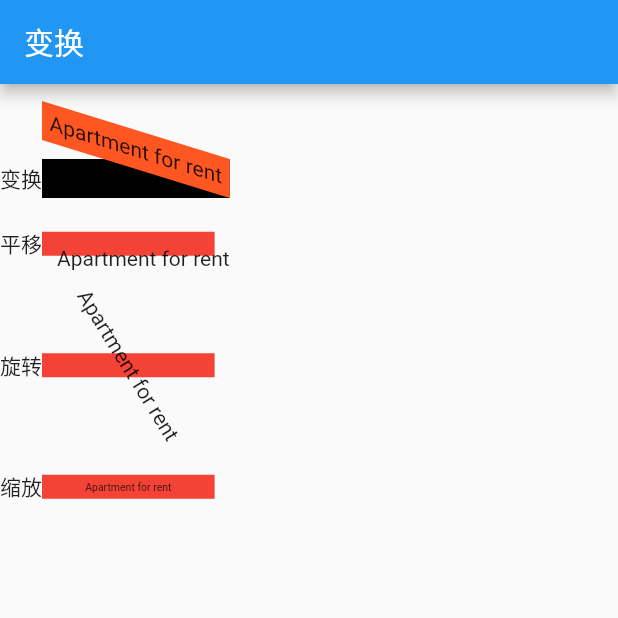
After one commit to jhj24/flutter_app, a Flutter app: the screen it shows after launch, after a tap on "变换", on a phone screen of 412 x 824 dp, the top half of it. The commit adds this screen. Run offline on Flutter 3.47's test engine with Material 2 defaults, Android fonts, the phone set to English and light mode, and no system bars.

Commit message:
变换布局Transform

```diff
--- a/lib/main.dart
+++ b/lib/main.dart
@@ -1,8 +1,9 @@
 import 'package:flutter/material.dart';
-import 'package:flutter_app/decorated_box.dart';
+import 'package:flutter_app/my_decorated_box.dart';
 import 'package:flutter_app/input/input_text.dart';
 import 'package:flutter_app/input/input_text_validate.dart';
 import 'package:flutter_app/my_progress_indicator.dart';
+import 'package:flutter_app/my_transform.dart';
 import 'package:flutter_app/route/tip_route.dart';
 import 'package:flutter_app/route/tip_route_2.dart';
 import 'package:flutter_app/statemanager/state_manager.dart';
@@ -86,11 +87,19 @@ class Home extends StatelessWidget {
                           RaisedButton(
                               child: Text("装饰容器"),
                               onPressed: () {
-                            Navigator.of(context)
-                                .push(MaterialPageRoute(builder: (context) {
-                              return MyDecoratedBox();
-                            }));
-                          })
+                                Navigator.of(context)
+                                    .push(MaterialPageRoute(builder: (context) {
+                                  return MyDecoratedBox();
+                                }));
+                              }),
+                          RaisedButton(
+                              child: Text("变换"),
+                              onPressed: () {
+                                Navigator.of(context)
+                                    .push(MaterialPageRoute(builder: (context) {
+                                  return MyTransform();
+                                }));
+                              })
                         ],
                       )),
             ],
--- /dev/null
+++ b/lib/my_transform.dart
@@ -0,0 +1,87 @@
+import 'package:flutter/material.dart';
+
+/**
+ * 约束性布局
+ */
+
+class MyTransform extends StatelessWidget {
+  @override
+  Widget build(BuildContext context) {
+    return MaterialApp(
+      title: "",
+      home: Scaffold(
+          appBar: AppBar(
+            title: Text("变换"),
+          ),
+          body: Column(
+            children: <Widget>[
+              Padding(
+                padding: EdgeInsets.only(top: 50),
+                child: Row(
+                  children: <Widget>[
+                    Text("变换"),
+                    Container(
+                      color: Colors.black,
+                      child: Transform(
+                        transform: Matrix4.skewY(0.3),
+                        alignment: Alignment.topRight,
+                        child: Container(
+                          padding: EdgeInsets.all(5),
+                          color: Colors.deepOrange,
+                          child: Text("Apartment for rent"),
+                        ),
+                      ),
+                    )
+                  ],
+                ),
+              ),
+              Padding(
+                padding: EdgeInsets.only(top: 20),
+                child: Row(
+                  children: <Widget>[
+                    Text("平移"),
+                    Container(
+                      color: Colors.red,
+                      child: Transform.translate(
+                        offset: Offset(10, 10),
+                        child: Text("Apartment for rent"),
+                      ),
+                    ),
+                  ],
+                ),
+              ),
+              Padding(
+                padding: EdgeInsets.only(top: 60),
+                child: Row(
+                  children: <Widget>[
+                    Text("旋转"),
+                    Container(
+                      color: Colors.red,
+                      child: Transform.rotate(
+                        angle: 45,
+                        child: Text("Apartment for rent"),
+                      ),
+                    )
+                  ],
+                ),
+              ),
+              Padding(
+                padding: EdgeInsets.only(top: 60),
+                child: Row(
+                  children: <Widget>[
+                    Text("缩放"),
+                    Container(
+                      color: Colors.red,
+                      child: Transform.scale(
+                        scale: 0.5,
+                        child: Text("Apartment for rent"),
+                      ),
+                    )
+                  ],
+                ),
+              )
+            ],
+          )),
+    );
+  }
+}
```
Also changed, not shown: lib/my_decorated_box.dart (renamed from lib/decorated_box.dart, +4 -3 lines).
